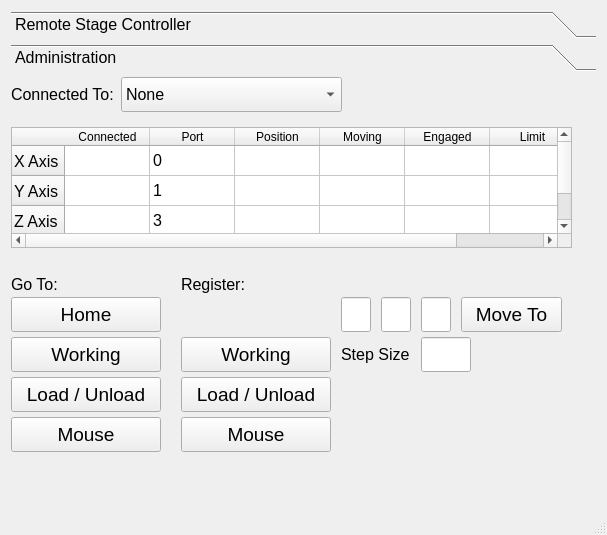
Above: src/visual_behavior/resources/remote_stage_controller.ui from VectorForceResearch/vbeb_testbench before the change. Below: the same form after it.
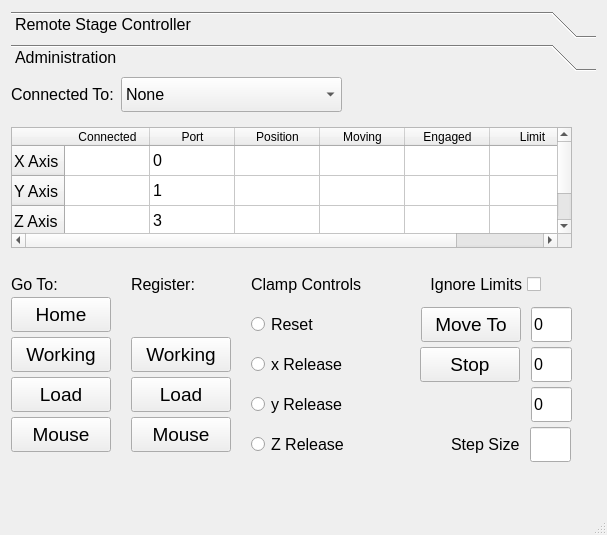
That is the form after the change. The open tabs and pages were chosen to show the change. Icons and pictures are not drawn.

Commit message: added user features

The edit to the form file:
```diff
--- a/src/visual_behavior/resources/remote_stage_controller.ui
+++ b/src/visual_behavior/resources/remote_stage_controller.ui
@@ -515,27 +515,6 @@
          <string>Emergency Out</string>
         </property>
        </widget>
-       <widget class="QPushButton" name="btn_stop">
-        <property name="enabled">
-         <bool>true</bool>
-        </property>
-        <property name="geometry">
-         <rect>
-          <x>410</x>
-          <y>280</y>
-          <width>150</width>
-          <height>35</height>
-         </rect>
-        </property>
-        <property name="font">
-         <font>
-          <pointsize>14</pointsize>
-         </font>
-        </property>
-        <property name="text">
-         <string>Stop</string>
-        </property>
-       </widget>
        <widget class="Line" name="line_5">
         <property name="geometry">
          <rect>
@@ -739,7 +718,7 @@
          <rect>
           <x>0</x>
           <y>340</y>
-          <width>150</width>
+          <width>100</width>
           <height>35</height>
          </rect>
         </property>
@@ -760,7 +739,7 @@
          <rect>
           <x>0</x>
           <y>220</y>
-          <width>150</width>
+          <width>100</width>
           <height>35</height>
          </rect>
         </property>
@@ -781,7 +760,7 @@
          <rect>
           <x>0</x>
           <y>300</y>
-          <width>150</width>
+          <width>100</width>
           <height>35</height>
          </rect>
         </property>
@@ -791,7 +770,7 @@
          </font>
         </property>
         <property name="text">
-         <string>Load / Unload</string>
+         <string>Load</string>
         </property>
        </widget>
        <widget class="QPushButton" name="btn_adm_working">
@@ -802,7 +781,7 @@
          <rect>
           <x>0</x>
           <y>260</y>
-          <width>150</width>
+          <width>100</width>
           <height>35</height>
          </rect>
         </property>
@@ -821,9 +800,9 @@
         </property>
         <property name="geometry">
          <rect>
-          <x>170</x>
+          <x>120</x>
           <y>300</y>
-          <width>150</width>
+          <width>100</width>
           <height>35</height>
          </rect>
         </property>
@@ -833,7 +812,7 @@
          </font>
         </property>
         <property name="text">
-         <string>Load / Unload</string>
+         <string>Load</string>
         </property>
        </widget>
        <widget class="QPushButton" name="btn_register_mouse">
@@ -842,9 +821,9 @@
         </property>
         <property name="geometry">
          <rect>
-          <x>170</x>
+          <x>120</x>
           <y>340</y>
-          <width>150</width>
+          <width>100</width>
           <height>35</height>
          </rect>
         </property>
@@ -863,9 +842,9 @@
         </property>
         <property name="geometry">
          <rect>
-          <x>170</x>
+          <x>120</x>
           <y>260</y>
-          <width>150</width>
+          <width>100</width>
           <height>35</height>
          </rect>
         </property>
@@ -881,7 +860,7 @@
        <widget class="QLabel" name="label_3">
         <property name="geometry">
          <rect>
-          <x>170</x>
+          <x>120</x>
           <y>190</y>
           <width>111</width>
           <height>35</height>
@@ -917,32 +896,41 @@
        <widget class="QLineEdit" name="le_x">
         <property name="geometry">
          <rect>
-          <x>330</x>
-          <y>220</y>
-          <width>30</width>
+          <x>520</x>
+          <y>230</y>
+          <width>41</width>
           <height>35</height>
          </rect>
         </property>
+        <property name="text">
+         <string>0</string>
+        </property>
        </widget>
        <widget class="QLineEdit" name="le_y">
         <property name="geometry">
          <rect>
-          <x>370</x>
-          <y>220</y>
-          <width>30</width>
+          <x>520</x>
+          <y>270</y>
+          <width>41</width>
           <height>35</height>
          </rect>
         </property>
+        <property name="text">
+         <string>0</string>
+        </property>
        </widget>
        <widget class="QLineEdit" name="le_z">
         <property name="geometry">
          <rect>
-          <x>410</x>
-          <y>220</y>
-          <width>30</width>
+          <x>520</x>
+          <y>310</y>
+          <width>41</width>
           <height>35</height>
          </rect>
         </property>
+        <property name="text">
+         <string>0</string>
+        </property>
        </widget>
        <widget class="QPushButton" name="btn_moveto">
         <property name="enabled">
@@ -950,9 +938,9 @@
         </property>
         <property name="geometry">
          <rect>
-          <x>450</x>
-          <y>220</y>
-          <width>101</width>
+          <x>410</x>
+          <y>230</y>
+          <width>100</width>
           <height>35</height>
          </rect>
         </property>
@@ -968,9 +956,9 @@
        <widget class="QLineEdit" name="le_step_size">
         <property name="geometry">
          <rect>
-          <x>410</x>
-          <y>260</y>
-          <width>50</width>
+          <x>519</x>
+          <y>350</y>
+          <width>41</width>
           <height>35</height>
          </rect>
         </property>
@@ -978,8 +966,8 @@
        <widget class="QLabel" name="label_7">
         <property name="geometry">
          <rect>
-          <x>330</x>
-          <y>260</y>
+          <x>440</x>
+          <y>350</y>
           <width>71</width>
           <height>35</height>
          </rect>
@@ -993,6 +981,113 @@
          <string>Step Size</string>
         </property>
        </widget>
+       <widget class="QPushButton" name="btn_stop">
+        <property name="enabled">
+         <bool>true</bool>
+        </property>
+        <property name="geometry">
+         <rect>
+          <x>409</x>
+          <y>270</y>
+          <width>100</width>
+          <height>35</height>
+         </rect>
+        </property>
+        <property name="font">
+         <font>
+          <pointsize>14</pointsize>
+         </font>
+        </property>
+        <property name="text">
+         <string>Stop</string>
+        </property>
+       </widget>
+       <widget class="QRadioButton" name="rb_reset">
+        <property name="geometry">
+         <rect>
+          <x>240</x>
+          <y>230</y>
+          <width>100</width>
+          <height>35</height>
+         </rect>
+        </property>
+        <property name="text">
+         <string>Reset </string>
+        </property>
+       </widget>
+       <widget class="QRadioButton" name="rb_x">
+        <property name="geometry">
+         <rect>
+          <x>240</x>
+          <y>270</y>
+          <width>100</width>
+          <height>35</height>
+         </rect>
+        </property>
+        <property name="text">
+         <string>x Release</string>
+        </property>
+       </widget>
+       <widget class="QRadioButton" name="rb_z">
+        <property name="geometry">
+         <rect>
+          <x>240</x>
+          <y>350</y>
+          <width>100</width>
+          <height>35</height>
+         </rect>
+        </property>
+        <property name="text">
+         <string>Z Release</string>
+        </property>
+       </widget>
+       <widget class="QRadioButton" name="rb_y">
+        <property name="geometry">
+         <rect>
+          <x>240</x>
+          <y>310</y>
+          <width>100</width>
+          <height>35</height>
+         </rect>
+        </property>
+        <property name="text">
+         <string>y Release</string>
+        </property>
+       </widget>
+       <widget class="QLabel" name="label_8">
+        <property name="geometry">
+         <rect>
+          <x>240</x>
+          <y>190</y>
+          <width>111</width>
+          <height>35</height>
+         </rect>
+        </property>
+        <property name="font">
+         <font>
+          <pointsize>12</pointsize>
+         </font>
+        </property>
+        <property name="text">
+         <string>Clamp Controls</string>
+        </property>
+       </widget>
+       <widget class="QCheckBox" name="cb_limits">
+        <property name="geometry">
+         <rect>
+          <x>409</x>
+          <y>190</y>
+          <width>121</width>
+          <height>35</height>
+         </rect>
+        </property>
+        <property name="layoutDirection">
+         <enum>Qt::RightToLeft</enum>
+        </property>
+        <property name="text">
+         <string>Ignore Limits</string>
+        </property>
+       </widget>
       </widget>
      </widget>
     </item>
```
Left out of the diff: 18 changed lines with no effect on the pictures. The commit also changes 2 other files.
